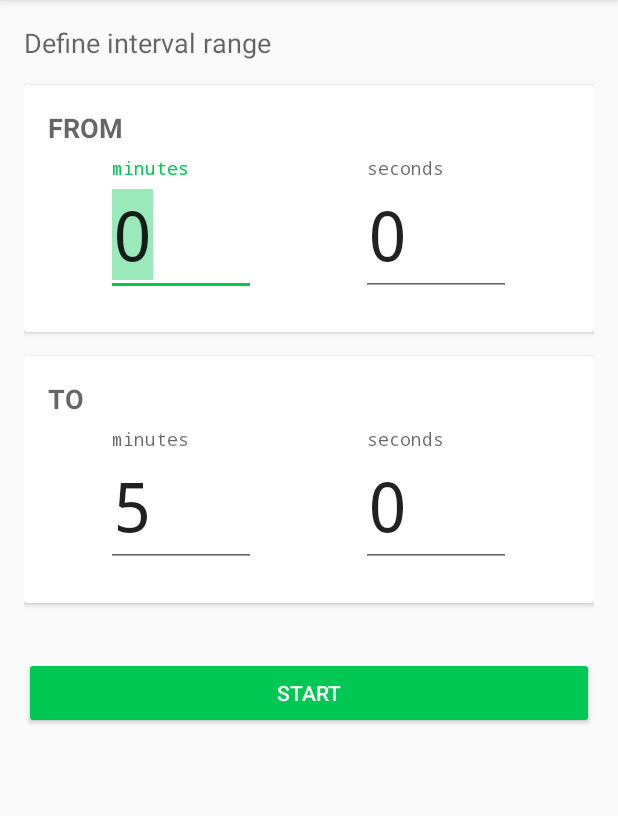
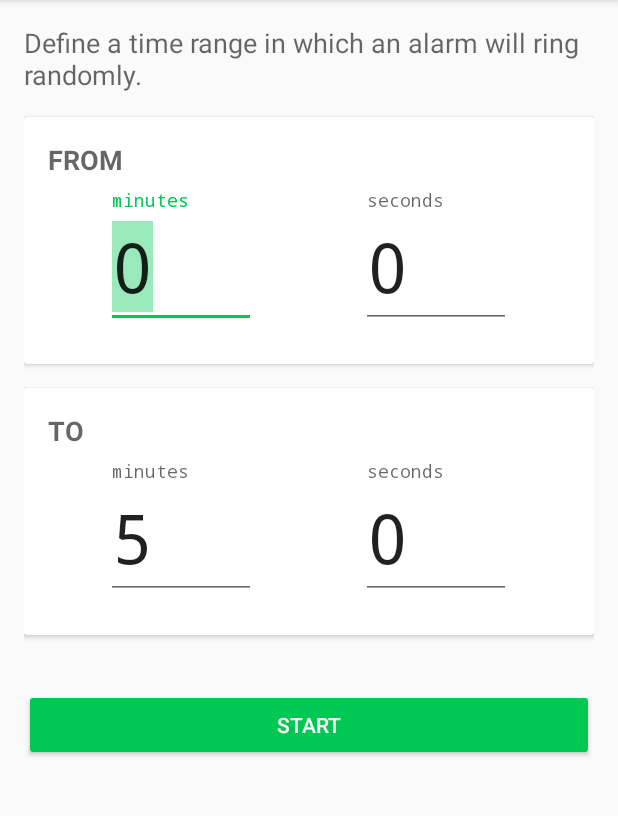
Before and after one commit to carvaq/random-ticker, an Android app: the screen it shows after launch (MainActivity), on a phone screen of 412 x 824 dp, the part 84-900 px from its top. Run offline under Robolectric (Android 15) with nearby library versions, the phone set to English and light mode, and no system bars; our stand-ins replace Dagger/Hilt's generated code.

Commit message:
Added a fuller introduction

```diff
--- a/app/src/main/res/values/strings.xml
+++ b/app/src/main/res/values/strings.xml
@@ -1,6 +1,6 @@
 <resources>
 
-	<string name="random_timer_introduction">Define interval range</string>
+	<string name="random_timer_introduction">Define a time range in which an alarm will ring randomly.</string>
 	<string name="from">From</string>
 	<string name="to">To</string>
     <string name="start_button">Start</string>
```
Also changed, not shown: 7 other files.
